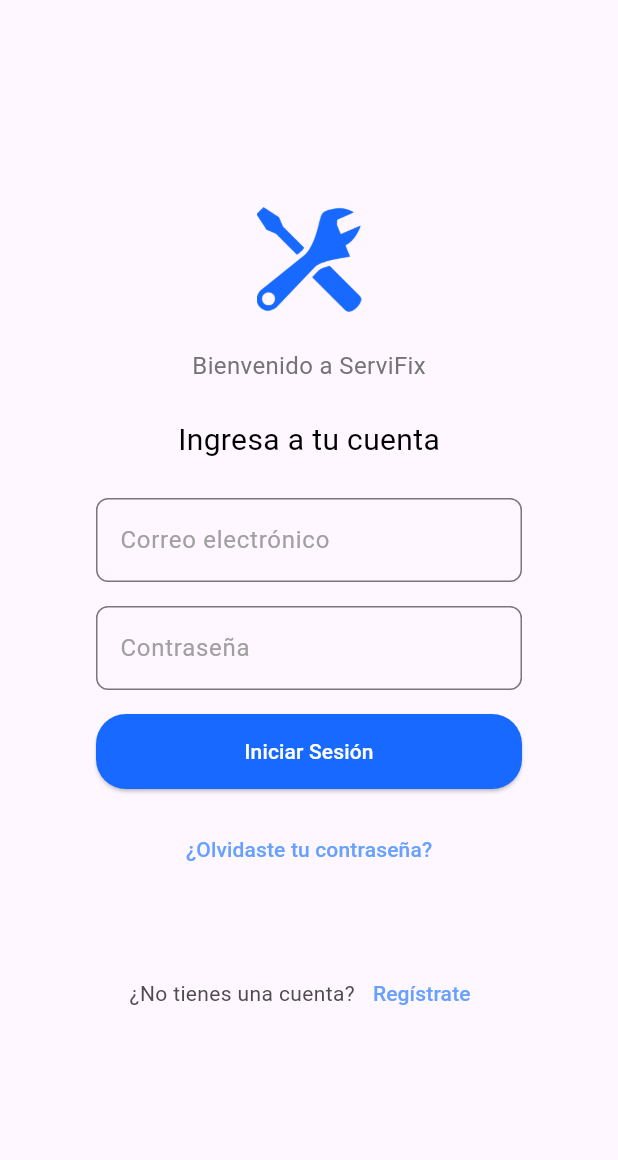
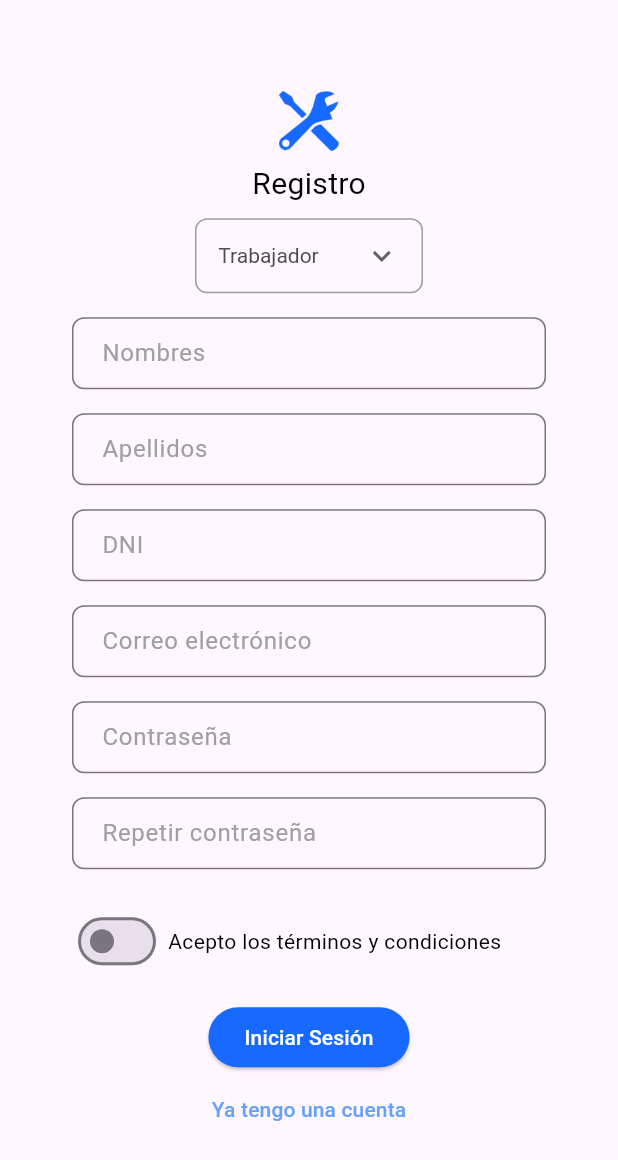
Before and after one commit to AM-SocialTechOrg/ServiFix_Flutter, a Flutter app: the screen it shows after launch, after a tap on "Regístrate", on a phone screen of 412 x 824 dp. Shown: the top 1160 px of the screen. Run offline on Flutter 3.47's test engine with Material 3 defaults, Android fonts, the phone set to English and light mode, and no system bars; missing offline and left inert: dart:ffi.

Commit message:
Add: Register Interface
Added registration interface 1

Co-Authored-By: Luis Alberto Siancas Retegui <112042262+DahuX04@users.noreply.github.com>
Co-Authored-By: Jean Carlos Achamizo <traxefeder@gmail.com>
Co-Authored-By: L.T. <104176051+NotLT42@users.noreply.github.com>
Co-Authored-By: Rodrigo Raymundo  <130820365+RodrigoRG24@users.noreply.github.com>

```diff
--- a/lib/views/login.dart
+++ b/lib/views/login.dart
@@ -1,4 +1,5 @@
 import 'package:flutter/material.dart';
+import 'package:servifix_flutter/views/register1.dart';
 
 class LogIn extends StatelessWidget {
   const LogIn({super.key});
@@ -36,6 +37,7 @@ class LogIn extends StatelessWidget {
                 SizedBox(height: 24),
                 TextField(
                   decoration: InputDecoration(
+                    contentPadding: EdgeInsets.symmetric(vertical: 12, horizontal: 16),
                     border: OutlineInputBorder(
                       borderRadius: BorderRadius.circular(8.0),
                       borderSide: BorderSide(color: Color(0xFFF4F4F4), width: 1.0),
@@ -51,6 +53,7 @@ class LogIn extends StatelessWidget {
                 SizedBox(height: 16),
                 TextField(
                   decoration: InputDecoration(
+                    contentPadding: EdgeInsets.symmetric(vertical: 12, horizontal: 16),
                     border: OutlineInputBorder(
                       borderRadius: BorderRadius.circular(8.0),
                       borderSide: BorderSide(color: Color(0xFFF4F4F4), width: 1.0),
@@ -116,7 +119,10 @@ class LogIn extends StatelessWidget {
                         ),
                       ),
                       onPressed: () {
-                        // Add code here
+                        Navigator.push(
+                          context,
+                          MaterialPageRoute(builder: (context) => Register1()),
+                        );
                       },
                     ),
                   ],
--- /dev/null
+++ b/lib/views/register1.dart
@@ -0,0 +1,255 @@
+import 'dart:ffi';
+
+import 'package:flutter/material.dart';
+
+class Register1 extends StatefulWidget {
+  const Register1({Key? key}) : super(key: key);
+
+  @override
+  State<Register1> createState() => _Register1State();
+}
+
+class _Register1State extends State<Register1> {
+  String _selectedUser = 'technician';
+  bool _accept = false;
+
+  void dropDownChanged(String? value) {
+    setState(() {
+      _selectedUser = value ?? 'technician';
+    });
+  }
+
+  @override
+  Widget build(BuildContext context) {
+    return Scaffold(
+      body: Center(
+        child: SingleChildScrollView(
+          child: Padding(
+            padding: const EdgeInsets.all(48.0),
+            child: Column(
+              children: [
+                Image(
+                  image: AssetImage('lib/assets/tools.png'),
+                  width: 40,
+                  height: 40,
+                ),
+
+                SizedBox(height: 8),
+                Text(
+                  'Registro',
+                  style: TextStyle(
+                    color: Color(0xFF000000),
+                    fontSize: 20,
+                  ),
+                ),
+                SizedBox(height: 8),
+
+                Container(
+                  width: 152,
+                  alignment: Alignment.center,
+                  decoration: BoxDecoration(
+                    borderRadius: BorderRadius.circular(8.0),
+                    border: Border.all(color: Colors.grey),
+                  ),
+                  child: DropdownButton<String>(
+                    value: _selectedUser,
+                    items: const <DropdownMenuItem<String>>[
+                      DropdownMenuItem<String>(
+                        value: 'technician',
+                        child: Text('Trabajador'),
+                      ),
+                      DropdownMenuItem<String>(
+                        value: 'client',
+                        child: Text('Cliente'),
+                      ),
+                    ],
+                    onChanged: dropDownChanged,
+                    style: TextStyle(
+                      color: Color(0xFF4D4D4D),
+                      fontSize: 14,
+                    ),
+                    underline: Container(),
+                    icon: Padding(
+                      padding: const EdgeInsets.only(left: 30.0),
+                      child: Icon(
+                        Icons.keyboard_arrow_down,
+                        size: 24,
+                      ),
+                    ),
+                  ),
+                ),
+
+                SizedBox(height: 16),
+
+                TextField(
+                  decoration: InputDecoration(
+                    contentPadding: EdgeInsets.symmetric(vertical: 12, horizontal: 16),
+                    border: OutlineInputBorder(
+                      borderRadius: BorderRadius.circular(8.0),
+                      borderSide: BorderSide(color: Color(0xFFF4F4F4), width: 1.0),
+                    ),
+                    focusedBorder: OutlineInputBorder(
+                      borderSide: BorderSide(color: Color(0xFF1769FF), width: 1.0),
+                      borderRadius: BorderRadius.circular(8.0),
+                    ),
+                    labelText: 'Nombres',
+                    labelStyle: TextStyle(color: Color(0xFFA0A0A0)),
+                  ),
+                ),
+
+                SizedBox(height: 16),
+
+                TextField(
+                  decoration: InputDecoration(
+                    contentPadding: EdgeInsets.symmetric(vertical: 12, horizontal: 16),
+                    border: OutlineInputBorder(
+                      borderRadius: BorderRadius.circular(8.0),
+                      borderSide: BorderSide(color: Color(0xFFF4F4F4), width: 1.0),
+                    ),
+                    focusedBorder: OutlineInputBorder(
+                      borderSide: BorderSide(color: Color(0xFF1769FF), width: 1.0),
+                      borderRadius: BorderRadius.circular(8.0),
+                    ),
+                    labelText: 'Apellidos',
+                    labelStyle: TextStyle(color: Color(0xFFA0A0A0)),
+                  ),
+                ),
+
+                SizedBox(height: 16),
+
+                TextField(
+                  decoration: InputDecoration(
+                    contentPadding: EdgeInsets.symmetric(vertical: 12, horizontal: 16),
+                    border: OutlineInputBorder(
+                      borderRadius: BorderRadius.circular(8.0),
+                      borderSide: BorderSide(color: Color(0xFFF4F4F4), width: 1.0),
+                    ),
+                    focusedBorder: OutlineInputBorder(
+                      borderSide: BorderSide(color: Color(0xFF1769FF), width: 1.0),
+                      borderRadius: BorderRadius.circular(8.0),
+                    ),
+                    labelText: 'DNI',
+                    labelStyle: TextStyle(color: Color(0xFFA0A0A0)),
+                  ),
+                ),
+
+                SizedBox(height: 16),
+
+                TextField(
+                  decoration: InputDecoration(
+                    contentPadding: EdgeInsets.symmetric(vertical: 12, horizontal: 16),
+                    border: OutlineInputBorder(
+                      borderRadius: BorderRadius.circular(8.0),
+                      borderSide: BorderSide(color: Color(0xFFF4F4F4), width: 1.0),
+                    ),
+                    focusedBorder: OutlineInputBorder(
+                      borderSide: BorderSide(color: Color(0xFF1769FF), width: 1.0),
+                      borderRadius: BorderRadius.circular(8.0),
+                    ),
+                    labelText: 'Correo electrónico',
+                    labelStyle: TextStyle(color: Color(0xFFA0A0A0)),
+                  ),
+                ),
+
+                SizedBox(height: 16),
+
+                TextField(
+                  decoration: InputDecoration(
+                    contentPadding: EdgeInsets.symmetric(vertical: 12, horizontal: 16),
+                    border: OutlineInputBorder(
+                      borderRadius: BorderRadius.circular(8.0),
+                      borderSide: BorderSide(color: Color(0xFFF4F4F4), width: 1.0),
+                    ),
+                    focusedBorder: OutlineInputBorder(
+                      borderSide: BorderSide(color: Color(0xFF1769FF), width: 1.0),
+                      borderRadius: BorderRadius.circular(8.0),
+                    ),
+                    labelText: 'Contraseña',
+                    labelStyle: TextStyle(color: Color(0xFFA0A0A0)),
+                  ),
+                ),
+
+                SizedBox(height: 16),
+
+                TextField(
+                  decoration: InputDecoration(
+                    contentPadding: EdgeInsets.symmetric(vertical: 12, horizontal: 16),
+                    border: OutlineInputBorder(
+                      borderRadius: BorderRadius.circular(8.0),
+                      borderSide: BorderSide(color: Color(0xFFF4F4F4), width: 1.0),
+                    ),
+                    focusedBorder: OutlineInputBorder(
+                      borderSide: BorderSide(color: Color(0xFF1769FF), width: 1.0),
+                      borderRadius: BorderRadius.circular(8.0),
+                    ),
+                    labelText: 'Repetir contraseña',
+                    labelStyle: TextStyle(color: Color(0xFFA0A0A0)),
+                  ),
+                ),
+
+                SizedBox(height: 24),
+
+                Row(
+                  children: [
+                    Switch(
+                        value: _accept ,
+                        onChanged: (value) {
+                        setState(() {
+                          _accept = value;
+                        });
+                    }),
+                    Padding(
+                      padding: const EdgeInsets.only(left: 4.0),
+                      child: Text(
+                        'Acepto los términos y condiciones',
+                        style: TextStyle(
+                          color: Color(0xFF000000),
+                          fontSize: 14,
+                        ),
+                      ),
+                    ),
+                  ],
+                ),
+
+                SizedBox(height: 16),
+
+                ElevatedButton(
+                  onPressed: () {
+                    // Add code here
+                  },
+                  child: const Text(
+                    'Iniciar Sesión',
+                    style: TextStyle(
+                      color: Color(0xFFFFFFFF),
+                      fontSize: 14,
+                    ),
+                  ),
+                  style: ElevatedButton.styleFrom(
+                    shape: RoundedRectangleBorder(
+                      borderRadius: BorderRadius.circular(20.0),
+                    ),
+                    backgroundColor: Color(0xFF1769FF),
+                  ),
+                ),
+
+                TextButton(
+                  child: Text(
+                    'Ya tengo una cuenta',
+                    style: TextStyle(
+                      color: Color(0xFF67A1FF),
+                      fontSize: 14,
+                    ),
+                  ),
+                  onPressed: () {
+                    // Add code here
+                  },
+                ),
+
+              ],
+            ),
+          ),
+        ),
+      ),
+    );
+  }
+}
```
